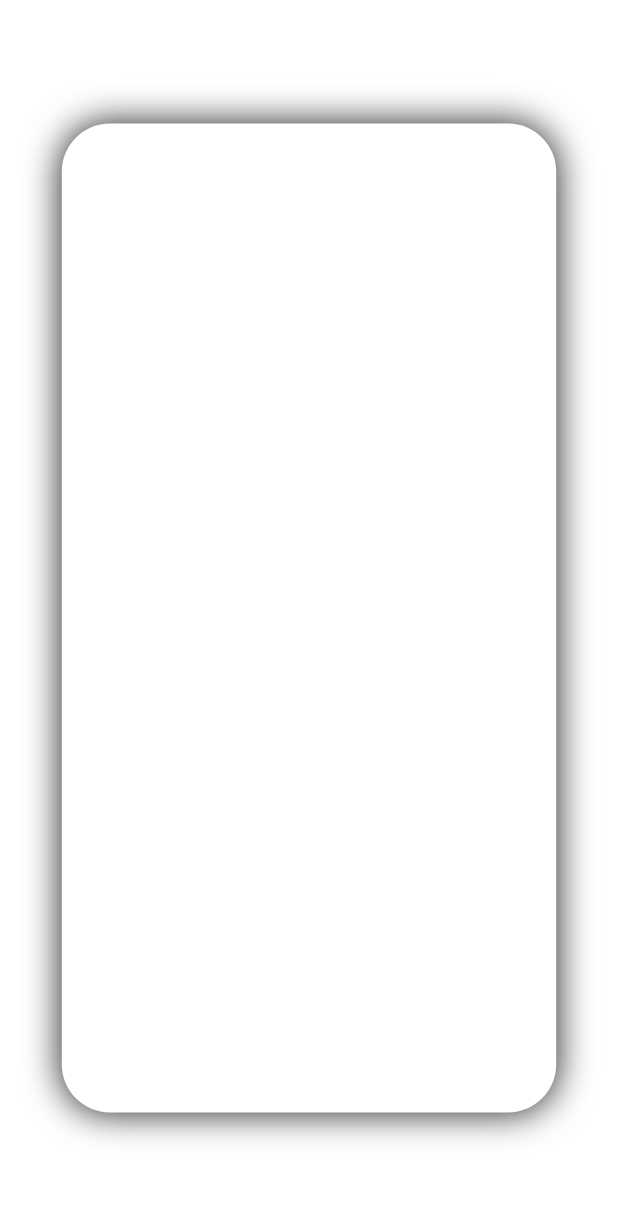
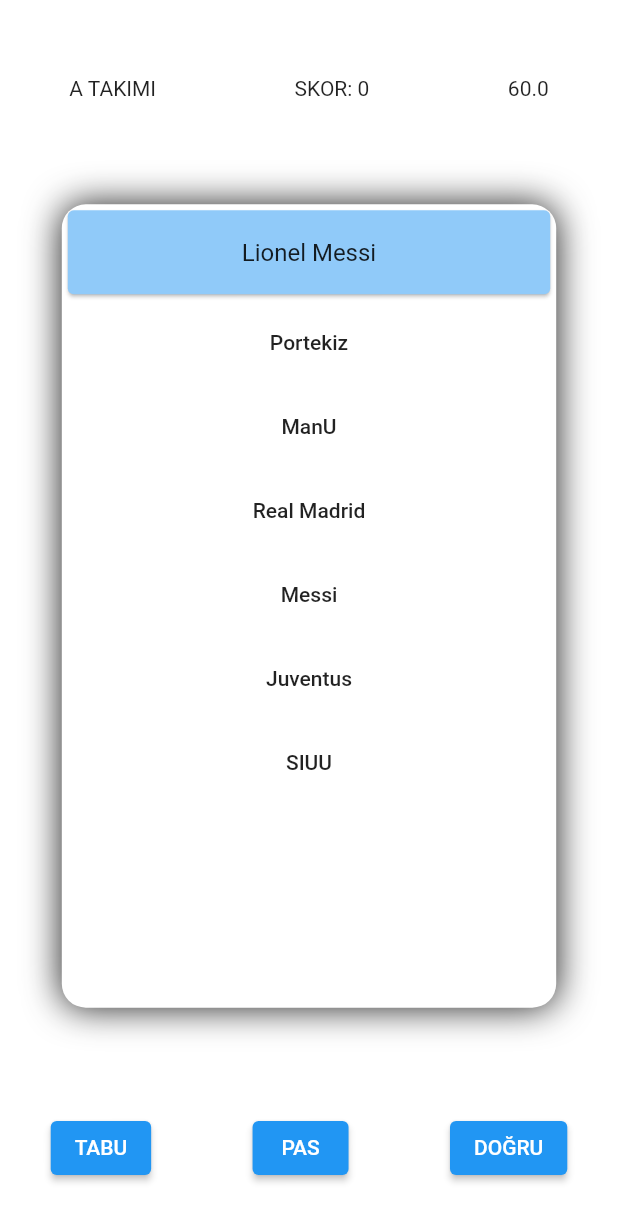
Before and after one commit to Cagdassrgl/tabu_game_project, a Flutter app: the OyunPage screen opened directly, on a phone screen of 412 x 824 dp. Shown: the top 1222 px of the screen. Run offline on Flutter 3.47's test engine with Material 2 defaults, Android fonts, the light colour scheme and no system bars; drawn by our look-alikes of timer_count_down.

Commit message:
oyun ekrani

```diff
--- a/lib/db/kelimeler.dart
+++ b/lib/db/kelimeler.dart
@@ -1,11 +1,23 @@
 class Words {
   static Map<int, Map<String, List<String>>> words = {
+    0: {
+      "Lionel Messi": [
+        "Arjantin",
+        "Barcelona",
+        "PSG",
+        "GOAT",
+        "Futbolcu",
+        "Ronaldo"
+      ]
+    },
     1: {
-      "Lionel Messi": ["Arjantin, Barcelona, PSG, GOAT, Antonella, Ronaldo"]
-    },
-    2: {
       "Cristiano Ronaldo": [
-        "Portekiz, ManU, Real Madrid, Messi, Juventus, Irina Shayk"
+        "Portekiz",
+        "ManU",
+        "Real Madrid",
+        "Messi",
+        "Juventus",
+        "SIUU"
       ]
     },
   };
--- a/lib/view/bilgi.dart
+++ b/lib/view/bilgi.dart
@@ -82,7 +82,7 @@
                   Navigator.push(
                     context,
                     MaterialPageRoute(
-                      builder: (context) => const OyunPage(),
+                      builder: (context) => OyunPage(),
                     ),
                   );
                 },
--- a/lib/view/oyun.dart
+++ b/lib/view/oyun.dart
@@ -1,9 +1,27 @@
 import 'package:flutter/material.dart';
 import 'package:provider/provider.dart';
+import 'package:tabu_game_projects/db/kelimeler.dart';
 import 'package:tabu_game_projects/providers/game_provider.dart';
+import 'package:tabu_game_projects/view/bilgi.dart';
+import 'package:timer_count_down/timer_count_down.dart';
 
-class OyunPage extends StatelessWidget {
-  const OyunPage({super.key});
+class OyunPage extends StatefulWidget {
+  OyunPage({super.key});
+
+  @override
+  State<OyunPage> createState() => _OyunPageState();
+}
+
+class _OyunPageState extends State<OyunPage> {
+  @override
+  void initState() {
+    super.initState();
+  }
+
+  @override
+  void dispose() {
+    super.dispose();
+  }
 
   @override
   Widget build(BuildContext context) {
@@ -13,19 +31,99 @@
       backgroundColor: Colors.white,
       body: Consumer<GameProvider>(
         builder: (context, value, child) {
-          return Center(
+          return Column(
+            mainAxisAlignment: MainAxisAlignment.spaceAround,
+            children: [
+              Padding(
+                padding: const EdgeInsets.only(top: 16.0),
+                child: Row(
+                  mainAxisAlignment: MainAxisAlignment.spaceAround,
+                  children: [
+                    Text(
+                        "${value.statusTeam ? value.teamA.teamName : value.teamB.teamName}"),
+                    Text(
+                        "SKOR: ${value.statusTeam ? value.teamA.teamSkore : value.teamB.teamSkore}"),
+                    Countdown(
+                      seconds: 60,
+                      build: (BuildContext context, double time) =>
+                          Text(time.toString()),
+                      interval: const Duration(milliseconds: 100),
+                      onFinished: () {
+                        value.statusTeam = !value.statusTeam;
+                        Navigator.push(
+                          context,
+                          MaterialPageRoute(
+                            builder: (context) => InfoPage(
+                                teamA: value.teamA, teamB: value.teamB),
+                          ),
+                        );
+                      },
+                    )
+                  ],
+                ),
+              ),
+              Center(
                 child: Container(
                   alignment: Alignment.center,
                   width: size.width * 0.8,
-              height: size.height * 0.8,
+                  height: size.height * 0.65,
                   decoration: BoxDecoration(
                     color: Colors.white,
                     boxShadow: [
                       BoxShadow(color: Colors.grey.shade900, blurRadius: 20),
                     ],
-                borderRadius: BorderRadius.circular(32),
+                    borderRadius: BorderRadius.circular(16),
+                  ),
+                  child: Column(
+                    children: [
+                      Card(
+                        color: Colors.blue.shade200,
+                        child: ListTile(
+                          title: Center(
+                            child: Text(Words
+                                .words[value.randomGenerator()]!.keys.first),
                           ),
                         ),
+                      ),
+                      ListView.builder(
+                        shrinkWrap: true,
+                        itemCount: Words.words[value.randomGenerator()]!.values
+                            .first.length,
+                        itemBuilder: (context, index) {
+                          return ListTile(
+                            style: ListTileStyle.drawer,
+                            title: Center(
+                              child: Text(Words.words[1]!.values.first[index]),
+                            ),
+                          );
+                        },
+                      ),
+                    ],
+                  ),
+                ),
+              ),
+              Row(
+                mainAxisAlignment: MainAxisAlignment.spaceAround,
+                children: [
+                  ElevatedButton(
+                    onPressed: () {
+                      value.decrementScore();
+                    },
+                    child: const Text("TABU"),
+                  ),
+                  ElevatedButton(
+                    onPressed: () {},
+                    child: const Text("PAS"),
+                  ),
+                  ElevatedButton(
+                    onPressed: () {
+                      value.incrementScore();
+                    },
+                    child: const Text("DOĞRU"),
+                  )
+                ],
+              ),
+            ],
           );
         },
       ),
--- a/pubspec.yaml
+++ b/pubspec.yaml
@@ -32,8 +32,7 @@
   flutter:
     sdk: flutter
   provider: ^6.0.4
-  get_storage: ^2.0.3
-
+  timer_count_down: ^2.2.1
   # The following adds the Cupertino Icons font to your application.
   # Use with the CupertinoIcons class for iOS style icons.
   cupertino_icons: ^1.0.2
```
Also changed, not shown: lib/providers/game_provider.dart (+27 -2 lines), pubspec.lock, 1 other file. Lines whose indentation alone changed are shown as unchanged.
